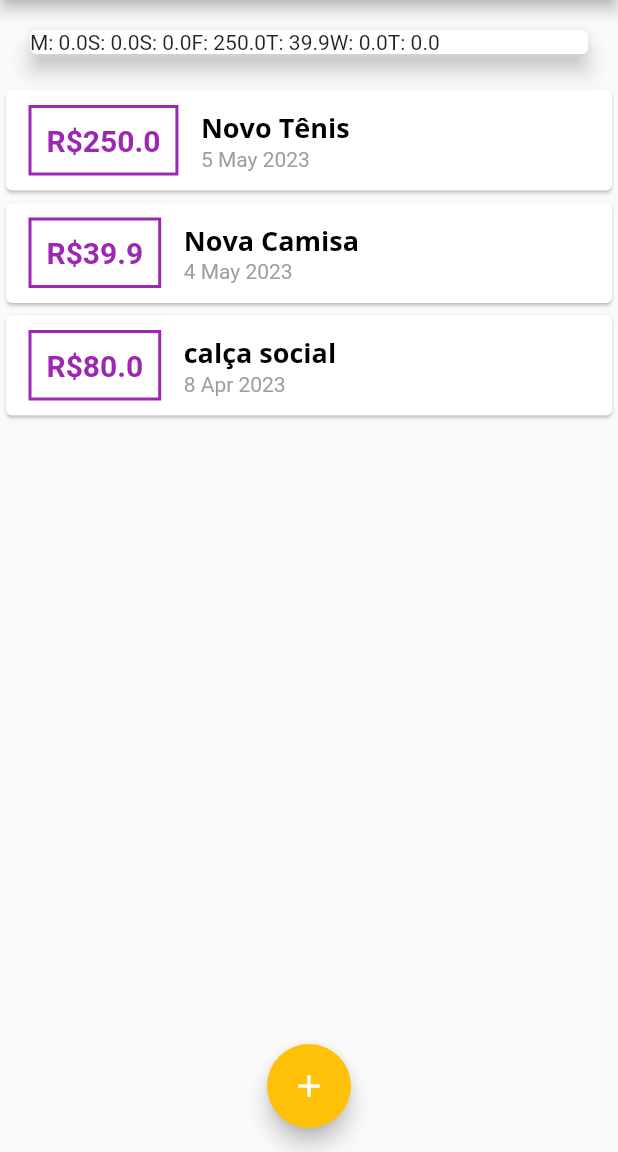
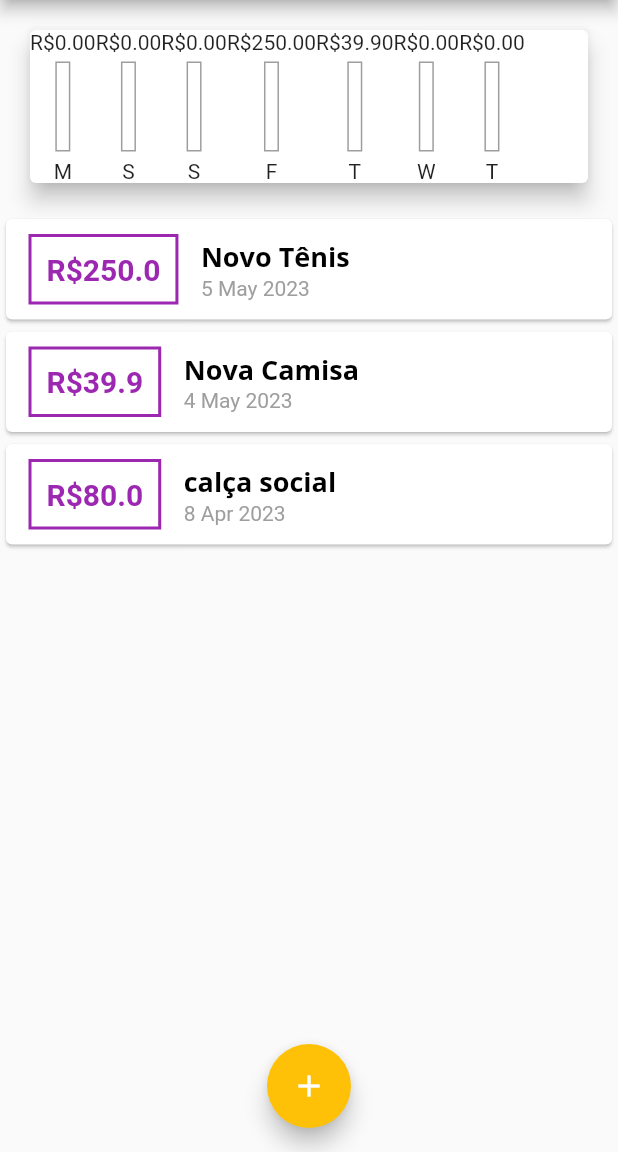
Before and after one commit to Marvingms7/projeto_despesas_pessoais, a Flutter app: the screen it shows after launch, on a phone screen of 412 x 824 dp, the part 84-1236 px from its top. Run offline on Flutter 3.47's test engine with Material 2 defaults, Android fonts, the phone set to English and light mode, and no system bars.

Commit message:
Chart graficos
Criando gráficos do Chart

```diff
--- a/lib/components/chart.dart
+++ b/lib/components/chart.dart
@@ -1,5 +1,6 @@
 import 'package:flutter/material.dart';
 import 'package:intl/intl.dart';
+import 'package:projeto_despesas_pessoais/components/chart_bar.dart';
 import 'package:projeto_despesas_pessoais/models/transaction.dart';
 
 class Chart extends StatelessWidget {
@@ -42,7 +43,11 @@ class Chart extends StatelessWidget {
       margin: const EdgeInsets.all(20),
       child: Row(
         children: groupedTransactions.map((tr) {
-          return Text('${tr['day']}: ${tr['value']}');
+          return ChartBar(
+            label: tr['day'] as String,
+            value: tr['value'] as double,
+            percentage: 0.0,
+          );
         }).toList(),
       ),
     );
--- a/lib/components/chart_bar.dart
+++ b/lib/components/chart_bar.dart
@@ -1,8 +1,13 @@
+import 'package:flutter/material.dart';
 import 'package:flutter/src/widgets/framework.dart';
 import 'package:flutter/src/widgets/placeholder.dart';
 
 class ChartBar extends StatelessWidget {
-  const ChartBar(this.label, this.value, this.percentage, {Key? key})
+  const ChartBar(
+      {required this.label,
+      required this.value,
+      required this.percentage,
+      Key? key})
       : super(key: key);
   final String label;
   final double value;
@@ -10,6 +15,32 @@ class ChartBar extends StatelessWidget {
 
   @override
   Widget build(BuildContext context) {
-    return const Placeholder();
+    return Column(
+      children: [
+        Text('R\$${value.toStringAsFixed(2)}'),
+        const SizedBox(
+          height: 5,
+        ),
+        SizedBox(
+          height: 60,
+          width: 10,
+          child: Stack(
+            children: [
+              Container(
+                decoration: BoxDecoration(
+                    border: Border.all(
+                  color: Colors.grey,
+                  width: 1.0,
+                )),
+              )
+            ],
+          ),
+        ),
+        const SizedBox(
+          height: 5,
+        ),
+        Text(label)
+      ],
+    );
   }
 }
```
